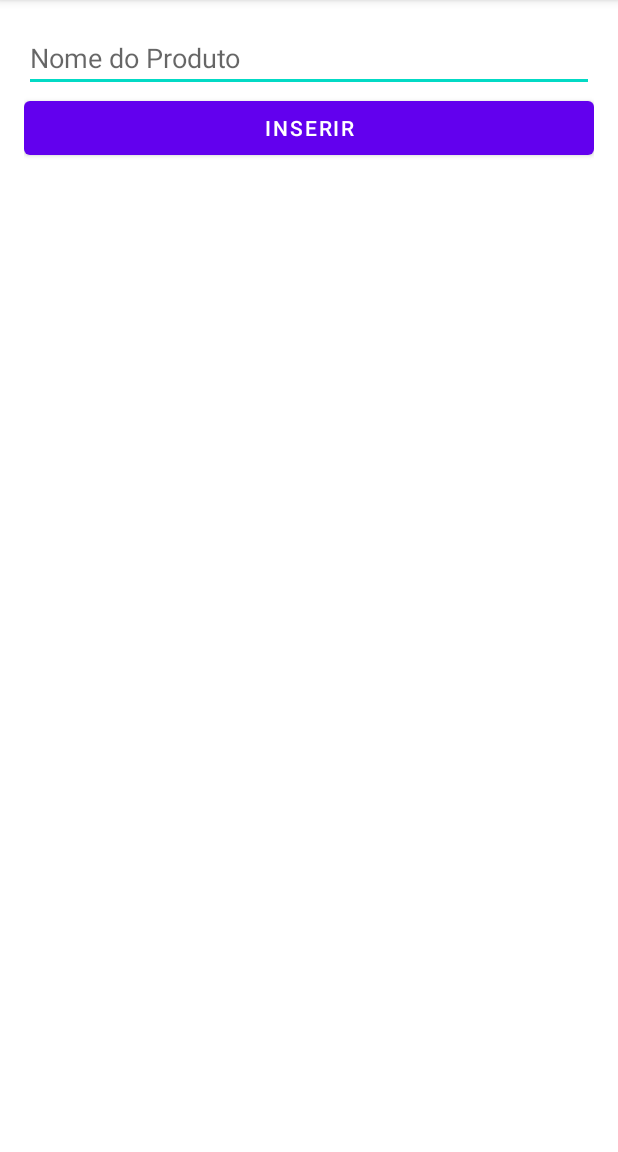
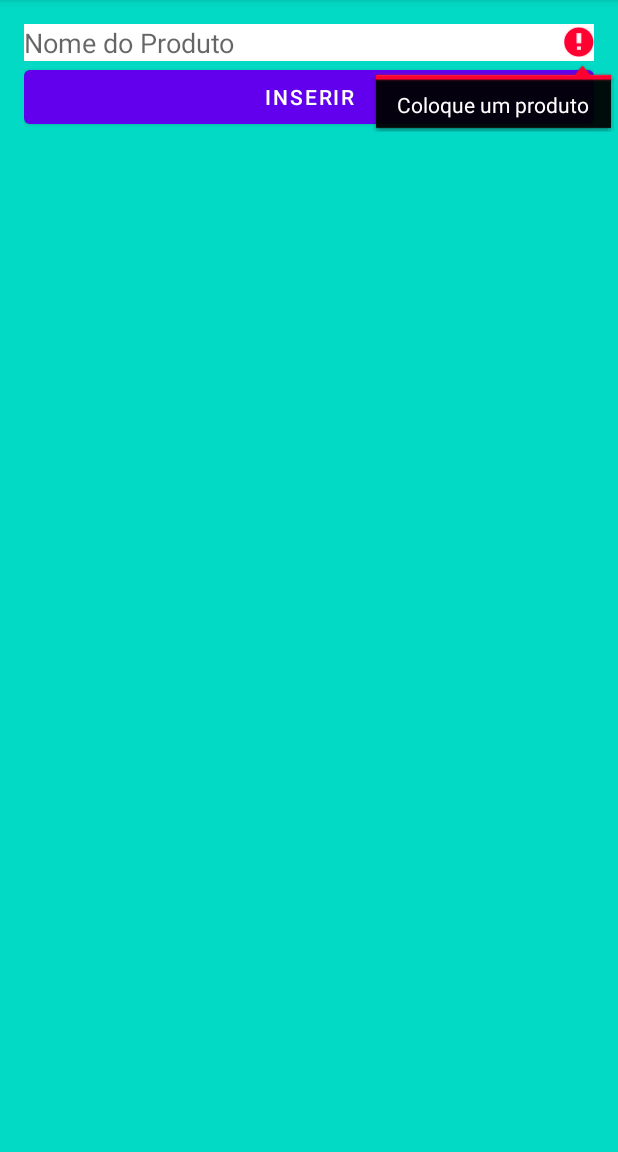
Before and after one commit to DiegoLins10/ProductsListAndroidStudio, an Android app: the MainActivity screen opened directly, with no data from a screen before it, after a tap on "INSERIR", on a phone screen of 412 x 824 dp, the part 84-1236 px from its top. Run offline under Robolectric (Android 15) with nearby library versions, the phone set to English and light mode, and no system bars.

Commit message:
atividade professor

```diff
--- a/app/src/main/java/com/example/products/MainActivity.kt
+++ b/app/src/main/java/com/example/products/MainActivity.kt
@@ -11,25 +11,28 @@ class MainActivity : AppCompatActivity() {
 
         //criando o adaptador
 
-        val produtoAdapter = ArrayAdapter<String>(this,android.R.layout.simple_list_item_1)
+        val produtoAdapter = ArrayAdapter<String>(this, android.R.layout.simple_list_item_1)
         val listViewProdutos = findViewById<ListView>(R.id.listViewProdutos)
         val btnInserir = findViewById<Button>(R.id.btnInserir)
         val txtProduto = findViewById<TextView>(R.id.txtProduto)
 
         listViewProdutos.adapter = produtoAdapter
 
-        btnInserir.setOnClickListener{
+        btnInserir.setOnClickListener {
             val produto = txtProduto.text.toString()
-
-            if(produto.isEmpty()){
-                produtoAdapter.add(produto)
+            var numero = produtoAdapter.count + 1;
+            if (produto.isNotEmpty()) {
+                var concatenar = "$numero - $produto"
+                produtoAdapter.add(concatenar)
+                //numero+= 1;
                 txtProduto.text = ""
-            }else{
+            } else {
                 txtProduto.error = "Coloque um produto"
             }
             listViewProdutos.setOnItemClickListener{adapterView: AdapterView<*>, view, position : Int, Id: Long->
                 val item = produtoAdapter.getItem(position)
                 produtoAdapter.remove(item)
+
             }
         }
     }
--- a/app/src/main/res/layout/activity_main.xml
+++ b/app/src/main/res/layout/activity_main.xml
@@ -4,13 +4,16 @@
     android:layout_height="match_parent"
     android:orientation="vertical"
     android:padding="16dp"
-    tools:context=".MainActivity">
+    tools:context=".MainActivity"
+    android:background="@color/teal_200">
 
     <EditText
         android:layout_width="match_parent"
         android:layout_height="wrap_content"
         android:id="@+id/txtProduto"
-        android:hint="Nome do Produto" />
+        android:hint="Nome do Produto"
+        android:background="@color/white"
+        />
 
     <Button
         android:layout_width="match_parent"
@@ -19,9 +22,11 @@
         android:text="Inserir" />
 
     <ListView
+        android:id="@+id/listViewProdutos"
         android:layout_width="match_parent"
         android:layout_height="wrap_content"
-        android:id="@+id/listViewProdutos"/>
+        android:background="@color/purple_200"
+        />
 
 
 </LinearLayout>
```
